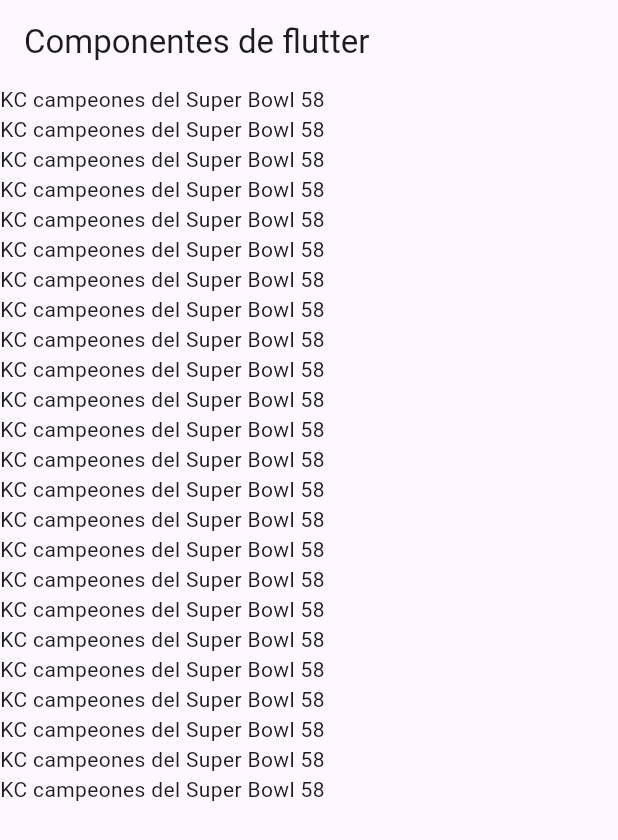
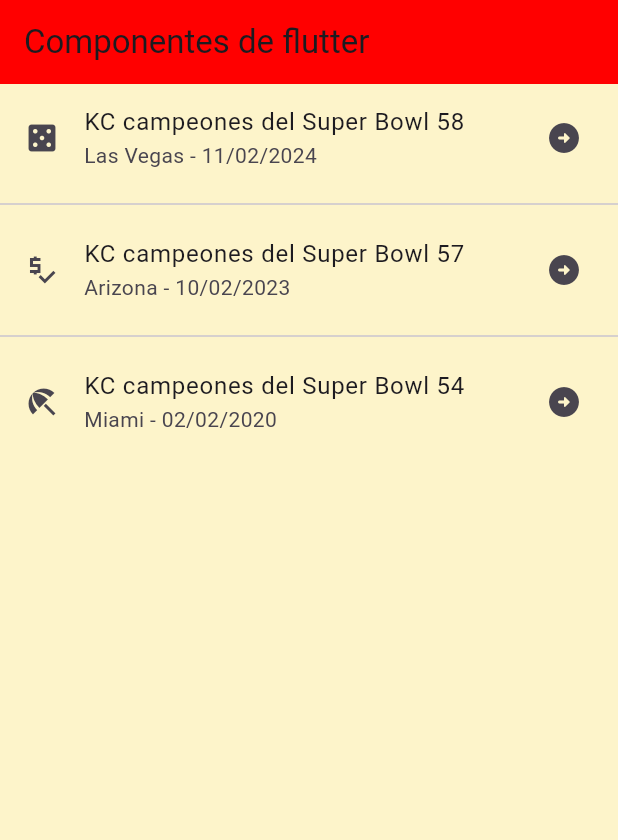
Before and after one commit to gnievap/componentes_flutter_consentidos5b, a Flutter app: the screen it shows after launch, on a phone screen of 412 x 824 dp. Shown: the top 840 px of the screen. Run offline on Flutter 3.47's test engine with Material 3 defaults, Android fonts, the phone set to English and light mode, and no system bars.

Commit message:
Refactorzing and creation of AppTheme

```diff
--- a/lib/home_screen.dart
+++ /dev/null
@@ -1,42 +0,0 @@
-import 'package:flutter/material.dart';
-
-class HomeScreen extends StatelessWidget {
-  const HomeScreen({super.key});
-
-  @override
-  Widget build(BuildContext context) {
-    return Scaffold(
-      appBar: AppBar(
-        title: const Text('Componentes de flutter'),
-      ),
-      body: ListView(
-        children: const [
-          Text('KC campeones del Super Bowl 58'),
-          Text('KC campeones del Super Bowl 58'),
-          Text('KC campeones del Super Bowl 58'),
-          Text('KC campeones del Super Bowl 58'),
-          Text('KC campeones del Super Bowl 58'),
-          Text('KC campeones del Super Bowl 58'),
-          Text('KC campeones del Super Bowl 58'),
-          Text('KC campeones del Super Bowl 58'),
-          Text('KC campeones del Super Bowl 58'),
-          Text('KC campeones del Super Bowl 58'),
-          Text('KC campeones del Super Bowl 58'),
-          Text('KC campeones del Super Bowl 58'),
-          Text('KC campeones del Super Bowl 58'),
-          Text('KC campeones del Super Bowl 58'),
-          Text('KC campeones del Super Bowl 58'),
-          Text('KC campeones del Super Bowl 58'),
-          Text('KC campeones del Super Bowl 58'),
-          Text('KC campeones del Super Bowl 58'),
-          Text('KC campeones del Super Bowl 58'),
-          Text('KC campeones del Super Bowl 58'),
-          Text('KC campeones del Super Bowl 58'),
-          Text('KC campeones del Super Bowl 58'),
-          Text('KC campeones del Super Bowl 58'),
-          Text('KC campeones del Super Bowl 58'),
-        ],
-      ),
-    );
-  }
-}
--- a/lib/main_app.dart
+++ b/lib/main_app.dart
@@ -1,14 +1,16 @@
 import 'package:flutter/material.dart';
-import 'home_screen.dart';
+import 'package:practica3_5b24/theme/app_theme.dart';
+import 'screens/home_screen.dart';
 
 class MainApp extends StatelessWidget {
   const MainApp({super.key});
 
   @override
   Widget build(BuildContext context) {
-    return const MaterialApp(
+    return MaterialApp(
       debugShowCheckedModeBanner: false,
-      home: HomeScreen(),
+      home: const HomeScreen(),
+      theme: AppTheme.lightTheme,
     );
   }
 }
--- /dev/null
+++ b/lib/screens/home_screen.dart
@@ -0,0 +1,38 @@
+import 'package:flutter/material.dart';
+
+class HomeScreen extends StatelessWidget {
+  const HomeScreen({super.key});
+
+  @override
+  Widget build(BuildContext context) {
+    return Scaffold(
+      appBar: AppBar(
+        title: const Text('Componentes de flutter'),
+      ),
+      body: ListView(
+        children: const <Widget>[
+          ListTile(
+            title: Text('KC campeones del Super Bowl 58'),
+            subtitle: Text('Las Vegas - 11/02/2024'),
+            leading: Icon(Icons.casino),
+            trailing: Icon(Icons.arrow_circle_right_rounded),
+          ),
+          Divider(),
+          ListTile(
+            title: Text('KC campeones del Super Bowl 57'),
+            subtitle: Text('Arizona - 10/02/2023'),
+            leading: Icon(Icons.price_check_sharp),
+            trailing: Icon(Icons.arrow_circle_right_rounded),
+          ),
+          Divider(),
+          ListTile(
+            title: Text('KC campeones del Super Bowl 54'),
+            subtitle: Text('Miami - 02/02/2020'),
+            leading: Icon(Icons.beach_access),
+            trailing: Icon(Icons.arrow_circle_right_rounded),
+          ),
+        ],
+      ),
+    );
+  }
+}
--- /dev/null
+++ b/lib/theme/app_theme.dart
@@ -0,0 +1,15 @@
+// Definición de los temas de estilo de la app
+import 'package:flutter/material.dart';
+
+class AppTheme {
+  //Constante de color primario
+  static const primaryColor = Color.fromARGB(255, 255, 0, 0);
+  // Constante de color de fondo
+  static const backColor = Color.fromARGB(218, 253, 242, 193);
+  // Constante de tema
+  static final ThemeData lightTheme = ThemeData.light().copyWith(
+      scaffoldBackgroundColor: backColor,
+      appBarTheme: const AppBarTheme(
+        color: primaryColor,
+      ));
+}
```
